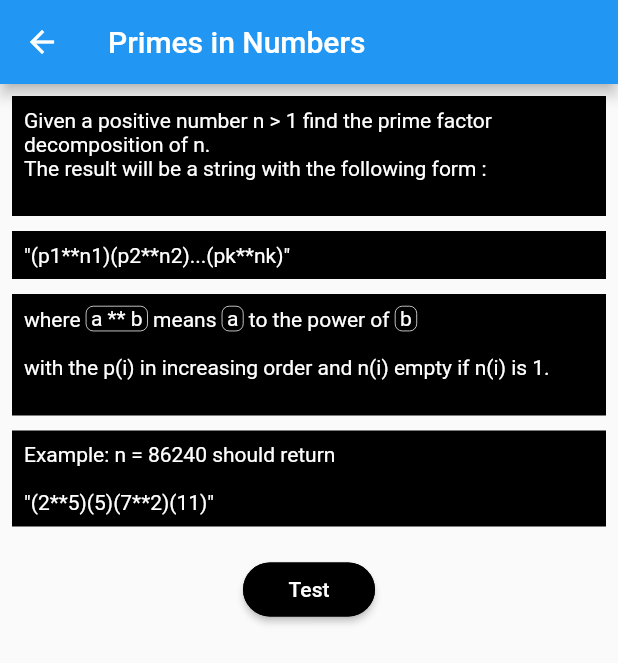
After one commit to jorgesarabia/flutter_codewars_practices, a Flutter app: the PrimesInNumbers screen opened directly, on a phone screen of 412 x 824 dp. The commit adds this screen. Shown: the top 663 px of the screen. Run offline on Flutter 3.47's test engine with Material 2 defaults, Android fonts, the phone set to English and light mode, and no system bars.

Commit message:
Finish primes

```diff
--- /dev/null
+++ b/lib/excercises/primes_in_numbers/primes_in_numbers.dart
@@ -0,0 +1,57 @@
+import 'package:flutter/material.dart';
+import 'package:flutter_codewars_practices/common/utils/styles.dart';
+import 'package:flutter_codewars_practices/common/widgets/best_answer.dart';
+import 'package:flutter_codewars_practices/common/widgets/implementation_page.dart';
+import 'package:flutter_codewars_practices/common/widgets/test_button.dart';
+import 'package:flutter_codewars_practices/excercises/primes_in_numbers/solutions/my_answer.dart';
+import 'package:flutter_codewars_practices/excercises/primes_in_numbers/widgets/description.dart';
+
+class PrimesInNumbers extends StatelessWidget {
+  const PrimesInNumbers();
+
+  @override
+  Widget build(BuildContext context) {
+    return Scaffold(
+      appBar: AppBar(
+        title: Text('Primes in Numbers'),
+      ),
+      body: SingleChildScrollView(
+        child: Column(
+          children: [
+            // PyramidDescription(),
+            PrimesDescription(),
+            // BestAnswer(
+            //   code: <TextSpan>[
+            //     Styles.blue('List'),
+            //     Styles.white('<'),
+            //     Styles.blue('List'),
+            //     Styles.white('<int>> pyramid(int n) {\n'),
+            //     Styles.purple('\t\t return '),
+            //     Styles.blue('List'),
+            //     Styles.white('.generate(n, (i) => '),
+            //     Styles.blue('List'),
+            //     Styles.white('.filled(i + '),
+            //     Styles.orange('1'),
+            //     Styles.white(','),
+            //     Styles.orange('1'),
+            //     Styles.white('));'),
+            //     Styles.white('\n}'),
+            //   ],
+            // ),
+            TestButton(
+              page: ImplementationPage(
+                inputType: TextInputType.number,
+                inputLabel: 'Enter a number',
+                solution: (String n) {
+                  final input = int.parse(n);
+
+                  return 'primeFactors($n):\n\n${primeFactors(input)}';
+                },
+              ),
+            ),
+          ],
+        ),
+      ),
+    );
+  }
+}
--- /dev/null
+++ b/lib/excercises/primes_in_numbers/solutions/my_answer.dart
@@ -0,0 +1,55 @@
+String primeFactors(int n) {
+  // final map = _findPrimes(n, {});
+  final map = _findPrimesLoop(n);
+  String output = '';
+  map.forEach((key, val) {
+    if (val > 1) {
+      output += "($key**$val)";
+    } else {
+      output += "($key)";
+    }
+  });
+  return output;
+}
+
+Map<String, int> _findPrimes(
+  int n,
+  Map<String, int> map, {
+  int div = 2,
+}) {
+  if (n == 1) {
+    return map;
+  }
+  if (n % div == 0) {
+    if (map.containsKey(div.toString())) {
+      map[div.toString()] = map[div.toString()] + 1;
+    } else {
+      map[div.toString()] = 1;
+    }
+    map = _findPrimes(n ~/ div, map);
+  } else {
+    map = _findPrimes(n, map, div: div + 1);
+  }
+
+  return map;
+}
+
+Map<String, int> _findPrimesLoop(int n) {
+  final map = <String, int>{};
+  int div = 2;
+  int nRes = n;
+  while (nRes > 1) {
+    if (nRes % div == 0) {
+      if (map.containsKey(div.toString())) {
+        map[div.toString()] = map[div.toString()] + 1;
+      } else {
+        map[div.toString()] = 1;
+      }
+      nRes = nRes ~/ div;
+      div = 2;
+    } else {
+      div++;
+    }
+  }
+  return map;
+}
--- /dev/null
+++ b/lib/excercises/primes_in_numbers/widgets/description.dart
@@ -0,0 +1,51 @@
+import 'package:flutter/material.dart';
+import 'package:flutter_codewars_practices/common/utils/styles.dart';
+import 'package:flutter_codewars_practices/common/widgets/black_section.dart';
+import 'package:flutter_codewars_practices/common/widgets/bordered_comment.dart';
+import 'package:flutter_codewars_practices/common/widgets/example_section.dart';
+
+class PrimesDescription extends StatelessWidget {
+  @override
+  Widget build(BuildContext context) {
+    return Padding(
+      padding: const EdgeInsets.all(8.0),
+      child: Column(
+        children: [
+          BlackSection(
+            children: [
+              Styles.white('Given a positive number n > 1 find the prime factor decomposition of n.\n'),
+              Styles.white('The result will be a string with the following form :\n'),
+            ],
+          ),
+          Padding(
+            padding: const EdgeInsets.symmetric(vertical: 10.0),
+            child: BlackSection(
+              children: [
+                Styles.white('"(p1**n1)(p2**n2)...(pk**nk)"'),
+              ],
+            ),
+          ),
+          BlackSection(
+            children: [
+              Styles.white('where '),
+              WidgetSpan(child: BorderedComment('a ** b')),
+              Styles.white(' means '),
+              WidgetSpan(child: BorderedComment('a')),
+              Styles.white(' to the power of '),
+              WidgetSpan(child: BorderedComment('b')),
+              Styles.white('\n\nwith the p(i) in increasing order and n(i) empty if n(i) is 1.\n'),
+            ],
+          ),
+          Padding(
+            padding: const EdgeInsets.symmetric(vertical: 10.0),
+            child: BlackSection(
+              children: [
+                Styles.white('Example: n = 86240 should return \n\n"(2**5)(5)(7**2)(11)"'),
+              ],
+            ),
+          ),
+        ],
+      ),
+    );
+  }
+}
--- a/lib/main.dart
+++ b/lib/main.dart
@@ -5,6 +5,7 @@ import 'package:flutter_codewars_practices/excercises/a_square_of_squares/square
 import 'package:flutter_codewars_practices/excercises/count_the_duplicates/count_the_duplicates.dart';
 import 'package:flutter_codewars_practices/excercises/going_to_cinema/going_to_cinema.dart';
 import 'package:flutter_codewars_practices/excercises/pi_approximation/pi_approximation.dart';
+import 'package:flutter_codewars_practices/excercises/primes_in_numbers/primes_in_numbers.dart';
 import 'package:flutter_codewars_practices/excercises/pyramid_array/pyramid_array.dart';
 import 'package:flutter_codewars_practices/excercises/smallest_interpreter/smallest_interpreter.dart';
 import 'package:flutter_codewars_practices/excercises/triangular_treasure/triangular_treasure.dart';
@@ -72,6 +73,11 @@ class MyHomePage extends StatelessWidget {
       description: 'Inspired from real-world Brainf**k, we want to create an interpreter of that language which  ',
       page: SmallestInterpreter(),
     ),
+    _Exercise(
+      title: 'Primes in numbers',
+      description: 'Given a positive number n > 1 find the prime factor decomposition of n. ',
+      page: PrimesInNumbers(),
+    ),
   ];
 
   @override
```
Also changed, not shown: 1 other file.
